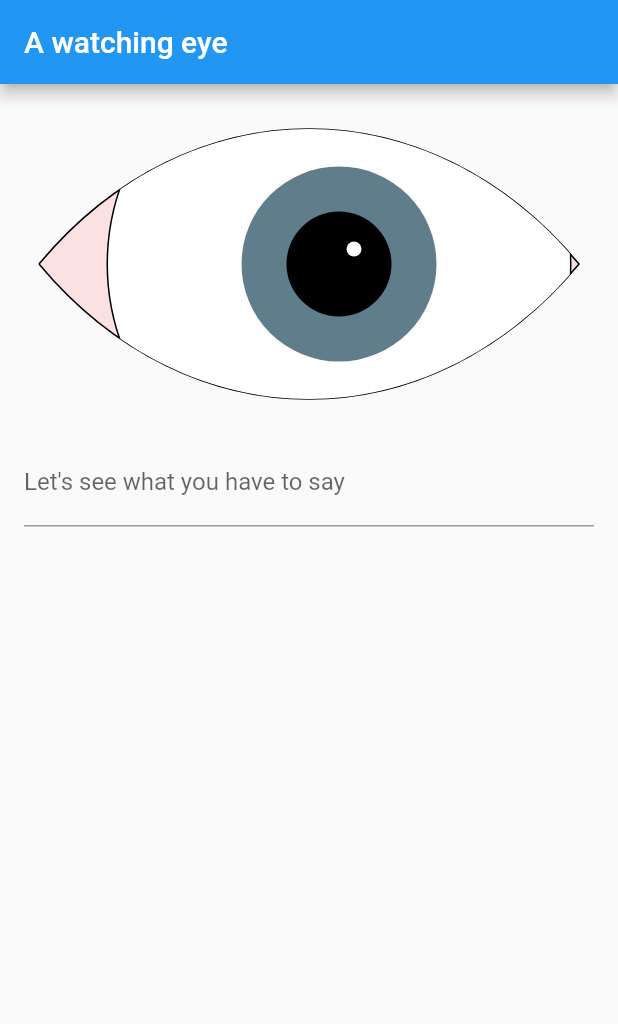
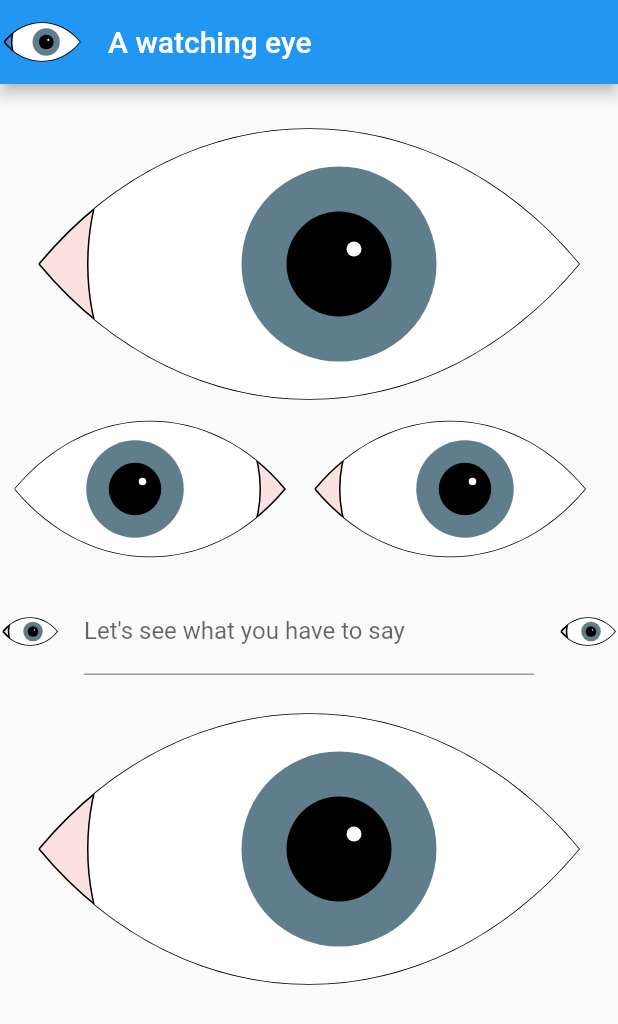
Before and after one commit to Schwusch/eye_demo, a Flutter app: the screen it shows after launch, on a phone screen of 412 x 824 dp. Shown: the top 1024 px of the screen. Run offline on Flutter 3.47's test engine with Material 2 defaults, Android fonts, the phone set to English and light mode, and no system bars.

Commit message:
tomfoolery and such

```diff
--- /dev/null
+++ b/lib/eye.dart
@@ -0,0 +1,141 @@
+import 'package:flutter/material.dart';
+
+import 'tiltable_stack.dart';
+
+class Eye extends StatelessWidget {
+  const Eye({
+    Key key,
+    @required this.size,
+    @required this.lookAt,
+    this.mirror = false,
+  }) : super(key: key);
+
+  final Size size;
+  final Stream<Offset> lookAt;
+  final bool mirror;
+
+  @override
+  Widget build(BuildContext context) {
+    double height = size.height;
+    double width = size.width;
+    if (height.isInfinite) {
+      height = width / 2;
+    } else if (width.isInfinite) {
+      width = height * 2;
+    } else {
+      height = height.clamp(0, width / 2);
+    }
+
+    return Stack(
+      alignment: Alignment.center,
+      children: [
+        CustomPaint(
+          painter: EyePainter(),
+          child: Container(
+            height: height,
+            width: width,
+          ),
+        ),
+        ClipPath(
+          clipper: EyeClipper(),
+          child: Transform.translate(
+            offset: Offset(mirror ? -width * 0.05 : width * 0.05, 0),
+            child: StreamBuilder(
+              stream: lookAt,
+              builder: (context, snap) => TiltableStack(
+                size: size,
+                tiltTowards: snap.hasData ? snap.data : null,
+                alignment: Alignment.center,
+                children: [
+                  Container(
+                    height: height,
+                    width: width,
+                  ),
+                  SizedOverflowBox(
+                    child: Container(
+                      height: width * 0.84,
+                      width: width * 0.84,
+                      decoration: BoxDecoration(
+                          shape: BoxShape.circle,
+                          border: Border.all(),
+                          color: Colors.white),
+                    ),
+                    size: Size(height, height),
+                  ),
+                  Container(
+                    height: height * 0.65,
+                    width: height * 0.65,
+                    decoration: BoxDecoration(
+                      shape: BoxShape.circle,
+                      color: Colors.blueGrey,
+                    ),
+                    child: Stack(
+                      alignment: Alignment.center,
+                      children: [
+                        Container(
+                          height: height * 0.35,
+                          width: height * 0.35,
+                          decoration: BoxDecoration(
+                              shape: BoxShape.circle, color: Colors.black),
+
+                        ),
+                        Positioned(
+                          right: height * 0.25,
+                          top: height * 0.25,
+                          child: Container(
+                            height: height * 0.05,
+                            width: height * 0.05,
+                            decoration: BoxDecoration(
+                                shape: BoxShape.circle, color: Colors.white),
+                          ),
+                        ),
+                      ],
+                    ),
+                  ),
+                ],
+              ),
+            ),
+          ),
+        ),
+      ],
+    );
+  }
+}
+
+Path createEyePath(Size size) {
+  Path path = Path();
+  path.moveTo(size.width * 0.05, size.height * 0.5);
+  path.cubicTo(size.width * 0.30, -size.height * 0.1, size.width * 0.7,
+      -size.height * 0.1, size.width * 0.95, size.height * 0.5);
+  path.cubicTo(size.width * 0.7, size.height * 1.1, size.width * 0.30,
+      size.height * 1.1, size.width * 0.05, size.height * 0.5);
+  return path;
+}
+
+class EyePainter extends CustomPainter {
+  @override
+  void paint(Canvas canvas, Size size) {
+    Path path = createEyePath(size);
+
+    Paint paint = Paint()
+      ..color = Colors.redAccent.withOpacity(0.15)
+      ..style = PaintingStyle.fill;
+    canvas.drawPath(path, paint);
+    paint
+      ..color = Colors.black
+      ..style = PaintingStyle.stroke
+      ..strokeWidth = 1;
+    canvas.drawPath(path, paint);
+  }
+
+  @override
+  bool shouldRepaint(CustomPainter oldDelegate) => oldDelegate != this;
+}
+
+class EyeClipper extends CustomClipper<Path> {
+  @override
+  Path getClip(Size size) => createEyePath(size);
+
+  @override
+  bool shouldReclip(CustomClipper<Path> oldClipper) => oldClipper != this;
+}
--- a/lib/main.dart
+++ b/lib/main.dart
@@ -1,5 +1,8 @@
+import 'dart:async';
+
 import 'package:flutter/material.dart';
-import 'package:overseeing_eye/tiltable_stack.dart';
+import 'package:flutter/widgets.dart';
+import 'package:overseeing_eye/eye.dart';
 import 'package:overseeing_eye/tracking_text_input.dart';
 
 void main() => runApp(MyApp());
@@ -17,99 +20,71 @@ class MyHomePage extends StatefulWidget {
 }
 
 class _MyHomePageState extends State<MyHomePage> {
-  GlobalKey<TiltableStackState> tiltKey = GlobalKey();
+  ValueNotifier<Offset> caretPosition = ValueNotifier(null);
+  StreamController<Offset> caret = StreamController.broadcast();
+
+  @override
+  void dispose() {
+    super.dispose();
+    caret.close();
+  }
 
   @override
   Widget build(BuildContext context) {
     return Scaffold(
       appBar: AppBar(
         title: Text('A watching eye'),
+        leading: LayoutBuilder(
+          builder: (_, constraints) => Eye(
+            size: constraints.biggest,
+            lookAt: caret.stream,
+          ),
+        ),
       ),
       body: Padding(
         padding: const EdgeInsets.only(top: 20),
         child: ListView(
+          shrinkWrap: true,
           children: [
-            Stack(
-              alignment: Alignment.center,
+            Eye(
+              size: Size(400, 200),
+              lookAt: caret.stream,
+            ),
+            Row(
               children: [
-                CustomPaint(
-                  painter: EyePainter(),
-                  child: Container(
-                    height: 200,
-                    width: 400,
-                  ),
+                Eye(
+                  size: Size(200, 200),
+                  lookAt: caret.stream,
+                  mirror: true,
                 ),
-                ClipPath(
-                  clipper: EyeClipper(),
-                  child: Transform.translate(
-                    offset: Offset(20, 0),
-                    child: TiltableStack(
-                      key: tiltKey,
-                      alignment: Alignment.center,
-                      children: [
-                        Container(
-                          height: 200,
-                          width: 400,
-                        ),
-                        SizedOverflowBox(
-                          child: Container(
-                            height: 310,
-                            width: 310,
-                            decoration: BoxDecoration(
-                                shape: BoxShape.circle,
-                                border: Border.all(),
-                                color: Colors.white),
-                          ),
-                          size: Size(200, 200),
-                        ),
-                        Container(
-                          height: 130,
-                          width: 130,
-                          decoration: BoxDecoration(
-                            shape: BoxShape.circle,
-                            color: Colors.blueGrey,
-                          ),
-                        ),
-                        Container(
-                          height: 70,
-                          width: 70,
-                          decoration: BoxDecoration(
-                              shape: BoxShape.circle, color: Colors.black),
-                          child: Stack(
-                            children: [
-                              Positioned(
-                                right: 20,
-                                top: 20,
-                                child: Container(
-                                  height: 10,
-                                  width: 10,
-                                  decoration: BoxDecoration(
-                                      shape: BoxShape.circle,
-                                      color: Colors.white),
-                                ),
-                              ),
-                            ],
-                          ),
-                        ),
-                      ],
-                    ),
-                  ),
+                Eye(
+                  size: Size(200, 200),
+                  lookAt: caret.stream,
                 ),
               ],
             ),
-            Padding(
-              padding: const EdgeInsets.all(16.0),
-              child: TrackingTextInput(
-                label: "Let's see what you have to say",
-                hint: "Type something",
-                onCaretMoved: (Offset caret) {
-                  if (caret == null) {
-                    tiltKey.currentState?.cancelPan();
-                  } else {
-                    tiltKey.currentState?.updatePan(caret);
-                  }
-                },
+            ConstrainedBox(
+              constraints: BoxConstraints(maxHeight: 90),
+              child: Row(
+                crossAxisAlignment: CrossAxisAlignment.stretch,
+                children: [
+                  Eye(size: Size(40, 40), lookAt: caret.stream),
+                  Flexible(
+                    child: Padding(
+                      padding: const EdgeInsets.all(16.0),
+                      child: TrackingTextInput(
+                          label: "Let's see what you have to say",
+                          hint: "Type something",
+                          onCaretMoved: caret.add),
+                    ),
+                  ),
+                  Eye(size: Size(40, 40), lookAt: caret.stream),
+                ],
               ),
+            ),
+            Eye(
+              size: Size(400, 200),
+              lookAt: caret.stream,
             ),
           ],
         ),
@@ -117,41 +92,3 @@ class _MyHomePageState extends State<MyHomePage> {
     );
   }
 }
-
-Path createEyePath(Size size) {
-  Path path = Path();
-  path.moveTo(size.width * 0.05, size.height * 0.5);
-  path.cubicTo(size.width * 0.30, -size.height * 0.1, size.width * 0.7,
-      -size.height * 0.1, size.width * 0.95, size.height * 0.5);
-  path.cubicTo(size.width * 0.7, size.height * 1.1, size.width * 0.30,
-      size.height * 1.1, size.width * 0.05, size.height * 0.5);
-  return path;
-}
-
-class EyePainter extends CustomPainter {
-  @override
-  void paint(Canvas canvas, Size size) {
-    Path path = createEyePath(size);
-
-    Paint paint = Paint()
-      ..color = Colors.redAccent.withOpacity(0.15)
-      ..style = PaintingStyle.fill;
-    canvas.drawPath(path, paint);
-    paint
-      ..color = Colors.black
-      ..style = PaintingStyle.stroke
-      ..strokeWidth = 1;
-    canvas.drawPath(path, paint);
-  }
-
-  @override
-  bool shouldRepaint(CustomPainter oldDelegate) => oldDelegate != this;
-}
-
-class EyeClipper extends CustomClipper<Path> {
-  @override
-  Path getClip(Size size) => createEyePath(size);
-
-  @override
-  bool shouldReclip(CustomClipper<Path> oldClipper) => oldClipper != this;
-}
--- a/lib/tiltable_stack.dart
+++ b/lib/tiltable_stack.dart
@@ -3,11 +3,15 @@ import 'package:flutter/material.dart';
 class TiltableStack extends StatefulWidget {
   final List<Widget> children;
   final Alignment alignment;
+  final Offset tiltTowards;
+  final Size size;
 
   const TiltableStack({
     Key key,
     this.children,
     this.alignment = Alignment.center,
+    this.tiltTowards,
+    this.size,
   }) : super(key: key);
 
   @override
@@ -19,13 +23,14 @@ class TiltableStackState extends State<TiltableStack>
   AnimationController _controller;
   Animation<double> pitchAnimation;
   Animation<double> yawAnimation;
+  double get maxPitch => 50;
+  double get maxYaw => 250;
 
   @override
   void initState() {
     super.initState();
     _controller =
-        AnimationController(duration: const Duration(seconds: 1), vsync: this)
-          ..forward(from: 1.0);
+        AnimationController(duration: const Duration(seconds: 1), vsync: this);
     yawAnimation = Tween<double>(
       begin: 0.0,
       end: 0.0,
@@ -44,6 +49,13 @@ class TiltableStackState extends State<TiltableStack>
         curve: Curves.elasticIn.flipped,
       ),
     );
+    updatePan(widget.tiltTowards);
+  }
+
+  @override
+  void didUpdateWidget(TiltableStack oldWidget) {
+    super.didUpdateWidget(oldWidget);
+    updatePan(widget.tiltTowards);
   }
 
   @override
@@ -70,13 +82,28 @@ class TiltableStackState extends State<TiltableStack>
       );
 
   updatePan(Offset offset) {
+    if (offset == null) {
+      cancelPan();
+      return;
+    }
+
     final RenderBox box = context.findRenderObject();
+
+    if(box == null) return;
+
     final position = box.localToGlobal(Offset.zero);
-    final size = box.size;
     final center =
-        Offset(position.dx + size.width / 2, position.dy + size.height / 2);
+        Offset(position.dx + widget.size.width / 2, position.dy + widget.size.height / 2);
 
-    pitchAnimation = nextAnimation(pitchAnimation, offset.dy - center.dy);
+    double pitch = offset.dy - center.dy;
+
+    if(pitch > 0) {
+      pitch = 50;
+    } else {
+      pitch = -50;
+    }
+
+    pitchAnimation = nextAnimation(pitchAnimation, pitch);
     yawAnimation = nextAnimation(yawAnimation, center.dx - offset.dx);
     _controller.forward(from: 0);
   }
@@ -84,9 +111,10 @@ class TiltableStackState extends State<TiltableStack>
   @override
   Widget build(BuildContext context) {
     return AnimatedBuilder(
+      animation: _controller,
       builder: (_, __) {
-        var yaw = yawAnimation?.value ?? 0.0;
-        var pitch = pitchAnimation?.value ?? 0.0;
+        var yaw = yawAnimation.value.clamp(-maxYaw, maxYaw);
+        var pitch = pitchAnimation.value;
 
         return Stack(
           alignment: widget.alignment,
@@ -99,9 +127,9 @@ class TiltableStackState extends State<TiltableStack>
                     Transform(
                       transform: Matrix4.identity()
                         ..setEntry(3, 2, 0.001)
-                        ..rotateX(pitch * 0.0015)
-                        ..rotateY(yaw * 0.0015)
-                        ..translate(-yaw * i * 0.06, pitch * i * 0.06, 0),
+                        ..rotateX(yaw * 0.002)
+                        ..rotateY(pitch * 0.002)
+                        ..translate(widget.size.width * -yaw * i * 0.0004, widget.size.height * pitch * i * 0.001, 0),
                       child: element,
                       alignment: FractionalOffset.center,
                     ),
@@ -112,7 +140,6 @@ class TiltableStackState extends State<TiltableStack>
               .toList(),
         );
       },
-      animation: _controller,
     );
   }
 }
--- a/lib/tracking_text_input.dart
+++ b/lib/tracking_text_input.dart
@@ -52,9 +52,7 @@ class _TrackingTextInputState extends State<TrackingTextInput> {
 
   @override
   Widget build(BuildContext context) {
-    return Padding(
-      padding: const EdgeInsets.only(bottom: 20.0),
-      child: TextFormField(
+    return TextFormField(
         decoration: InputDecoration(
           hintText: widget.hint,
           labelText: widget.label,
@@ -62,7 +60,6 @@ class _TrackingTextInputState extends State<TrackingTextInput> {
         key: _fieldKey,
         controller: _textController,
         obscureText: widget.isObscured,
-          validator: (value) => null),
-    );
+        validator: (value) => null);
   }
 }
```
Also changed, not shown: pubspec.lock, 1 other file. Lines whose indentation alone changed are shown as unchanged.
